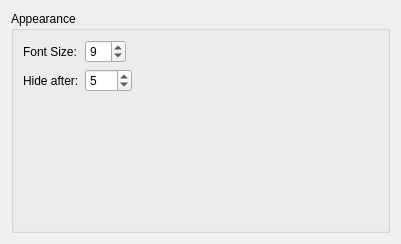
Before: the Qt Designer form src/config/ui/keyboardconfig.ui in hippich/recorditnow, drawn with Qt 5.
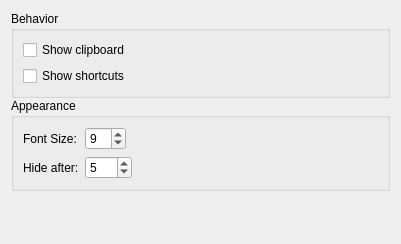
After: the same form once the commit is applied. Custom widgets are drawn as their Qt base class.

```diff
--- a/src/config/ui/keyboardconfig.ui
+++ b/src/config/ui/keyboardconfig.ui
@@ -17,6 +17,29 @@
    <property name="spacing">
     <number>0</number>
    </property>
+   <item>
+    <widget class="QGroupBox" name="groupBox">
+     <property name="title">
+      <string>Behavior</string>
+     </property>
+     <layout class="QFormLayout" name="formLayout_2">
+      <item row="0" column="0" colspan="2">
+       <widget class="QCheckBox" name="kcfg_keyboardOnScreenDisplayClipboard">
+        <property name="text">
+         <string>Show clipboard</string>
+        </property>
+       </widget>
+      </item>
+      <item row="1" column="0" colspan="2">
+       <widget class="QCheckBox" name="kcfg_keyboardOnScreenDisplayShortcuts">
+        <property name="text">
+         <string>Show shortcuts</string>
+        </property>
+       </widget>
+      </item>
+     </layout>
+    </widget>
+   </item>
    <item>
     <widget class="QGroupBox" name="GroupBox">
      <property name="title">
@@ -72,6 +95,19 @@
      </layout>
     </widget>
    </item>
+   <item>
+    <spacer name="verticalSpacer">
+     <property name="orientation">
+      <enum>Qt::Vertical</enum>
+     </property>
+     <property name="sizeHint" stdset="0">
+      <size>
+       <width>20</width>
+       <height>40</height>
+      </size>
+     </property>
+    </spacer>
+   </item>
   </layout>
  </widget>
  <customwidgets>
```
